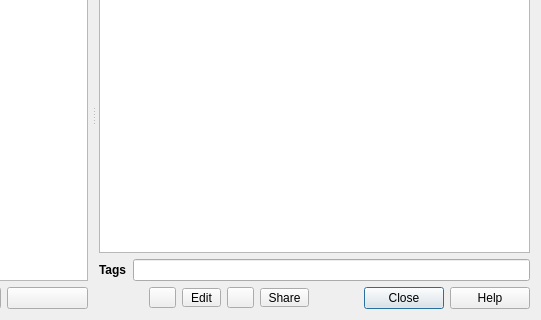
Qt form src/ui/qgsstylev2managerdialogbase.ui (qgis/QGIS) before a commit; both pictures show x 179 to 720 and y 90 to 410 of the 720 by 410 pixel window.
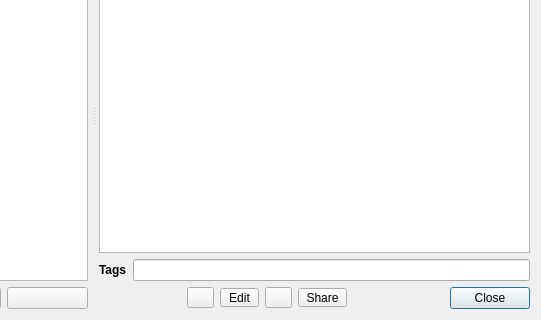
The same form after that commit. Icons and pictures are not drawn. Custom widgets are drawn as their Qt base class.

Commit message:
Remove unused help button from style manager (fix #14055)
(cherry-picked from 17ed9d15fa00aeb305ef0dbee48896665d38b01c)

```diff
--- a/src/ui/qgsstylev2managerdialogbase.ui
+++ b/src/ui/qgsstylev2managerdialogbase.ui
@@ -398,7 +398,7 @@
             <enum>Qt::Horizontal</enum>
            </property>
            <property name="standardButtons">
-            <set>QDialogButtonBox::Close|QDialogButtonBox::Help</set>
+            <set>QDialogButtonBox::Close</set>
            </property>
            <property name="centerButtons">
             <bool>false</bool>
```
